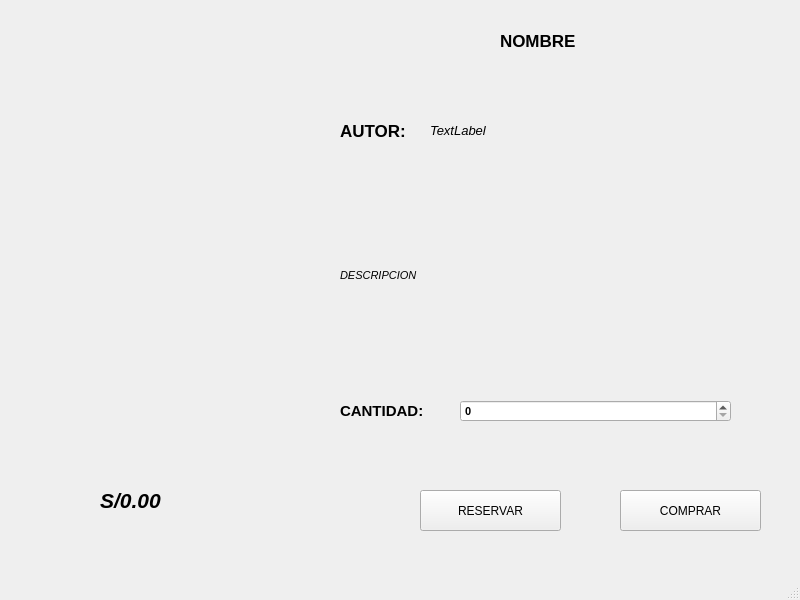
Above: BIBLIOTECA_PROY/assets/menu_com-res.ui from mixano611/PROYECTO_PRG_POO_PY before the change. Below: the same form after it.
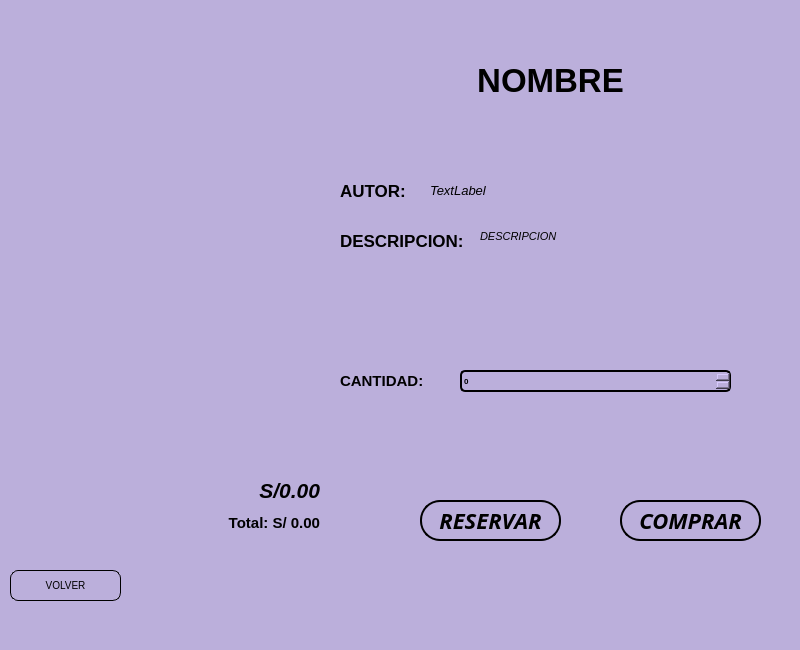
That is the form after the change. Icons and pictures are not drawn.

What changed in the file:
```diff
--- a/BIBLIOTECA_PROY/assets/menu_com-res.ui
+++ b/BIBLIOTECA_PROY/assets/menu_com-res.ui
@@ -7,12 +7,15 @@
     <x>0</x>
     <y>0</y>
     <width>800</width>
-    <height>600</height>
+    <height>650</height>
    </rect>
   </property>
   <property name="windowTitle">
    <string>MainWindow</string>
   </property>
+  <property name="styleSheet">
+   <string notr="true">background-color: #BBAFDB</string>
+  </property>
   <widget class="QWidget" name="centralwidget">
    <widget class="QLabel" name="LblFoto">
     <property name="geometry">
@@ -37,11 +40,37 @@
     <property name="geometry">
      <rect>
       <x>620</x>
-      <y>490</y>
+      <y>500</y>
       <width>141</width>
       <height>41</height>
      </rect>
     </property>
+    <property name="font">
+     <font>
+      <family>Cascadia Code</family>
+      <pointsize>-1</pointsize>
+      <weight>75</weight>
+      <italic>true</italic>
+      <bold>true</bold>
+     </font>
+    </property>
+    <property name="styleSheet">
+     <string notr="true">QPushButton{
+	border: 2px solid #000000;
+	border-radius: 20px;
+	background-color: #BBAFDB;
+	color: black;
+	font-size: 22px;
+	cursor: pointer;
+  	transition: transform 0.2s ease, background-color 0.2s ease;
+}
+
+QPushButton:hover {
+  	transform: scale(1.1);
+ 	background-color: #8E7CC3;
+	transform: translateY(-2px);
+}</string>
+    </property>
     <property name="text">
      <string>COMPRAR</string>
     </property>
@@ -50,11 +79,37 @@
     <property name="geometry">
      <rect>
       <x>420</x>
-      <y>490</y>
+      <y>500</y>
       <width>141</width>
       <height>41</height>
      </rect>
     </property>
+    <property name="font">
+     <font>
+      <family>Cascadia Code</family>
+      <pointsize>-1</pointsize>
+      <weight>75</weight>
+      <italic>true</italic>
+      <bold>true</bold>
+     </font>
+    </property>
+    <property name="styleSheet">
+     <string notr="true">QPushButton{
+	border: 2px solid #000000;
+	border-radius: 20px;
+	background-color: #BBAFDB;
+	color: black;
+	font-size: 22px;
+	cursor: pointer;
+  	transition: transform 0.2s ease, background-color 0.2s ease;
+}
+
+QPushButton:hover {
+  	transform: scale(1.1);
+ 	background-color: #8E7CC3;
+	transform: translateY(-2px);
+}</string>
+    </property>
     <property name="text">
      <string>RESERVAR</string>
     </property>
@@ -62,15 +117,15 @@
    <widget class="QLabel" name="LblTitulo">
     <property name="geometry">
      <rect>
-      <x>500</x>
-      <y>20</y>
-      <width>141</width>
-      <height>41</height>
+      <x>320</x>
+      <y>50</y>
+      <width>461</width>
+      <height>61</height>
      </rect>
     </property>
     <property name="font">
      <font>
-      <pointsize>13</pointsize>
+      <pointsize>25</pointsize>
       <weight>75</weight>
       <bold>true</bold>
      </font>
@@ -78,12 +133,18 @@
     <property name="text">
      <string>NOMBRE</string>
     </property>
+    <property name="alignment">
+     <set>Qt::AlignCenter</set>
+    </property>
+    <property name="wordWrap">
+     <bool>true</bool>
+    </property>
    </widget>
    <widget class="QLabel" name="LblAutor">
     <property name="geometry">
      <rect>
       <x>430</x>
-      <y>120</y>
+      <y>180</y>
       <width>341</width>
       <height>21</height>
      </rect>
@@ -105,8 +166,8 @@
     <property name="geometry">
      <rect>
       <x>340</x>
-      <y>110</y>
-      <width>141</width>
+      <y>170</y>
+      <width>71</width>
       <height>41</height>
      </rect>
     </property>
@@ -124,10 +185,10 @@
    <widget class="QLabel" name="LblPrecio">
     <property name="geometry">
      <rect>
-      <x>100</x>
-      <y>490</y>
-      <width>111</width>
-      <height>21</height>
+      <x>29</x>
+      <y>475</y>
+      <width>291</width>
+      <height>30</height>
      </rect>
     </property>
     <property name="font">
@@ -144,13 +205,69 @@
     <property name="text">
      <string>S/0.00</string>
     </property>
+    <property name="alignment">
+     <set>Qt::AlignRight|Qt::AlignTrailing|Qt::AlignVCenter</set>
+    </property>
+   </widget>
+   <widget class="QLabel" name="LblTotal">
+    <property name="geometry">
+     <rect>
+      <x>19</x>
+      <y>510</y>
+      <width>301</width>
+      <height>25</height>
+     </rect>
+    </property>
+    <property name="font">
+     <font>
+      <pointsize>11</pointsize>
+      <weight>75</weight>
+      <bold>true</bold>
+     </font>
+    </property>
+    <property name="text">
+     <string>Total: S/ 0.00</string>
+    </property>
+    <property name="alignment">
+     <set>Qt::AlignRight|Qt::AlignTrailing|Qt::AlignVCenter</set>
+    </property>
+   </widget>
+   <widget class="QPushButton" name="btnVolver">
+    <property name="geometry">
+     <rect>
+      <x>10</x>
+      <y>570</y>
+      <width>111</width>
+      <height>31</height>
+     </rect>
+    </property>
+    <property name="styleSheet">
+     <string notr="true">QPushButton{
+	border: 1px solid #000000;
+	border-radius: 8px;
+	background-color: #BBAFDB;
+	color: black;
+	font-size: 10px;
+	cursor: pointer;
+  	transition: transform 0.2s ease, background-color 0.2s ease;
+}
+
+QPushButton:hover {
+  	transform: scale(1.1);
+ 	background-color: #8E7CC3;
+	transform: translateY(-2px);
+}</string>
+    </property>
+    <property name="text">
+     <string>VOLVER</string>
+    </property>
    </widget>
    <widget class="QLabel" name="label_10">
     <property name="geometry">
      <rect>
       <x>340</x>
-      <y>390</y>
-      <width>141</width>
+      <y>360</y>
+      <width>91</width>
       <height>41</height>
      </rect>
     </property>
@@ -169,18 +286,35 @@
     <property name="geometry">
      <rect>
       <x>460</x>
-      <y>400</y>
+      <y>370</y>
       <width>271</width>
       <height>22</height>
      </rect>
     </property>
     <property name="font">
      <font>
-      <pointsize>8</pointsize>
+      <pointsize>-1</pointsize>
       <weight>75</weight>
       <bold>true</bold>
      </font>
     </property>
+    <property name="styleSheet">
+     <string notr="true">QSpinBox{
+	border: 1.5px solid #000000;
+	border-radius: 5px;
+	background-color: #BBAFDB;
+	color: black;
+	font-size: 8px;
+	cursor: pointer;
+  	transition: transform 0.2s ease, background-color 0.2s ease;
+}
+
+QSpinBox:hover {
+  	transform: scale(1.1);
+ 	background-color: #8E7CC3;
+	transform: translateY(-2px);
+}</string>
+    </property>
     <property name="readOnly">
      <bool>false</bool>
     </property>
@@ -188,10 +322,10 @@
    <widget class="QLabel" name="LblDescripcion">
     <property name="geometry">
      <rect>
-      <x>340</x>
-      <y>160</y>
-      <width>431</width>
-      <height>231</height>
+      <x>480</x>
+      <y>230</y>
+      <width>241</width>
+      <height>101</height>
      </rect>
     </property>
     <property name="font">
@@ -205,6 +339,32 @@
     <property name="text">
      <string>DESCRIPCION</string>
     </property>
+    <property name="alignment">
+     <set>Qt::AlignLeading|Qt::AlignLeft|Qt::AlignTop</set>
+    </property>
+    <property name="wordWrap">
+     <bool>true</bool>
+    </property>
+   </widget>
+   <widget class="QLabel" name="label_8">
+    <property name="geometry">
+     <rect>
+      <x>340</x>
+      <y>230</y>
+      <width>131</width>
+      <height>21</height>
+     </rect>
+    </property>
+    <property name="font">
+     <font>
+      <pointsize>13</pointsize>
+      <weight>75</weight>
+      <bold>true</bold>
+     </font>
+    </property>
+    <property name="text">
+     <string>DESCRIPCION:</string>
+    </property>
    </widget>
   </widget>
   <widget class="QMenuBar" name="menubar">
```
Left out of the diff: 7 changed lines with no effect on the pictures.
